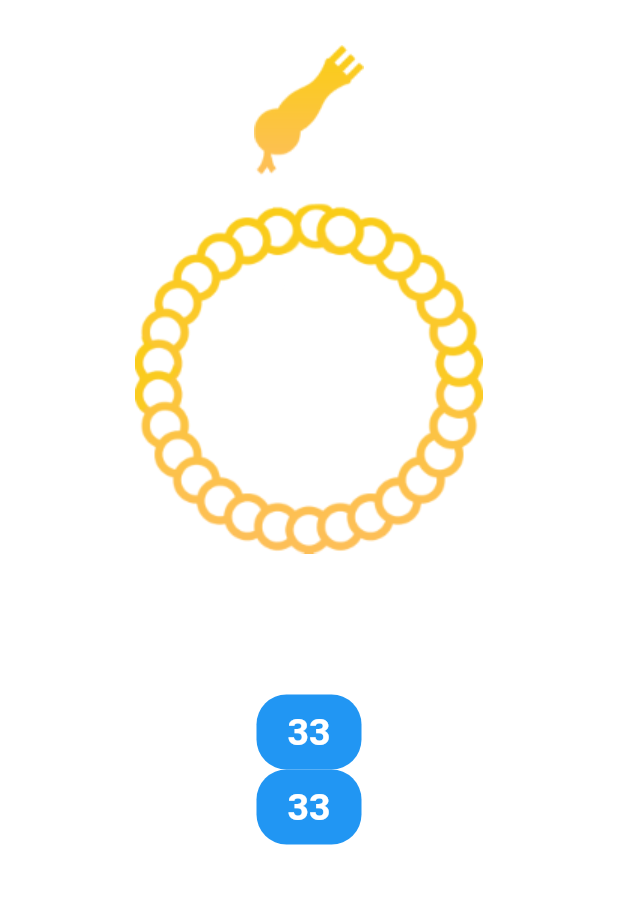
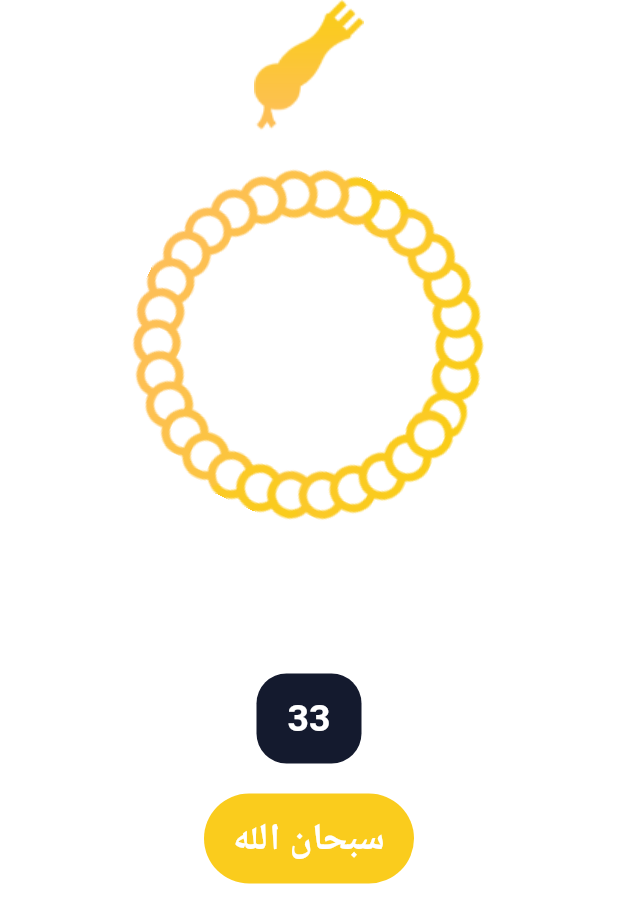
Before and after one commit to Peterhany2001/islamy, a Flutter app: the SebhaTab widget shown alone on an empty page, opened directly, on a phone screen of 412 x 824 dp. Shown: the top 923 px of the screen. Run offline on Flutter 3.47's test engine with Material 2 defaults, Android fonts, the phone set to English and light mode, and no system bars; generated files the repository leaves out were written again.

Commit message:
Finish design sabha

```diff
--- a/lib/ui/screens/home/tabs/sebha_tab/sebha_tab.dart
+++ b/lib/ui/screens/home/tabs/sebha_tab/sebha_tab.dart
@@ -1,5 +1,8 @@
 import 'package:flutter/material.dart';
+import 'package:islamy/provider/setting_provider.dart';
 import 'package:islamy/ui/utils/app_assets.dart';
+import 'package:islamy/ui/utils/app_colors.dart';
+import 'package:provider/provider.dart';
 
 class SebhaTab extends StatefulWidget {
   @override
@@ -9,13 +12,23 @@ class SebhaTab extends StatefulWidget {
 class _SebhaTabState extends State<SebhaTab> {
   @override
   Widget build(BuildContext context) {
+    SettingProvider provider = Provider.of(context);
     return Center(
-      child: Padding(
-        padding: const EdgeInsets.only(top: 30),
       child: Column(
         children: [
           Image.asset(AppAssets.sebhaHead),
-            Image.asset(AppAssets.sebha),
+          Transform.rotate(
+            angle: 2,
+            child: Container(
+              width: 250,
+              height: 250,
+              decoration: const BoxDecoration(
+                image: DecorationImage(
+                  image: AssetImage(AppAssets.sebha),
+                ),
+              ),
+            ),
+          ),
           Padding(
             padding: const EdgeInsets.all(30),
             child: Text(
@@ -25,37 +38,34 @@ class _SebhaTabState extends State<SebhaTab> {
           ),
           Container(
             width: 70,
-              height: 50,
+            height: 60,
             decoration: BoxDecoration(
-                  borderRadius: BorderRadius.circular(20), color: Colors.blue),
+                borderRadius: BorderRadius.circular(20),color: provider.currentTheme==ThemeMode.light
+                ? AppColors.primiary
+                : AppColors.primiaryDark),
             child: Center(
-                child: Row(
-                  mainAxisSize: MainAxisSize.min,
-                  children: [
-                    Text('33', style: Theme.of(context).textTheme.titleLarge),
-                  ],
-                ),
+              child: Text('33', style: Theme.of(context).textTheme.titleLarge),
             ),
           ),
           // comment
-            Container(
-              width: 70,
-              height: 50,
+
+          Padding(
+            padding: const EdgeInsets.only(top: 20),
+            child: Container(
+              width: 140 ,
+              height: 60,
               decoration: BoxDecoration(
-                  borderRadius: BorderRadius.circular(20), color: Colors.blue),
+                  borderRadius: BorderRadius.circular(30), color: provider.currentTheme==ThemeMode.light
+                  ? AppColors.primiary
+                  : AppColors.accentDark),
               child: Center(
-                child: Row(
-                  mainAxisSize: MainAxisSize.min,
-                  children: [
-                    Text('33', style: Theme.of(context).textTheme.titleLarge),
-                  ],
+                child: Text('سبحان الله', style: Theme.of(context).textTheme.titleLarge),
               ),
             ),
           ),
 
         ],
       ),
-      ),
     );
   }
 }
```
Lines whose indentation alone changed are shown as unchanged.
